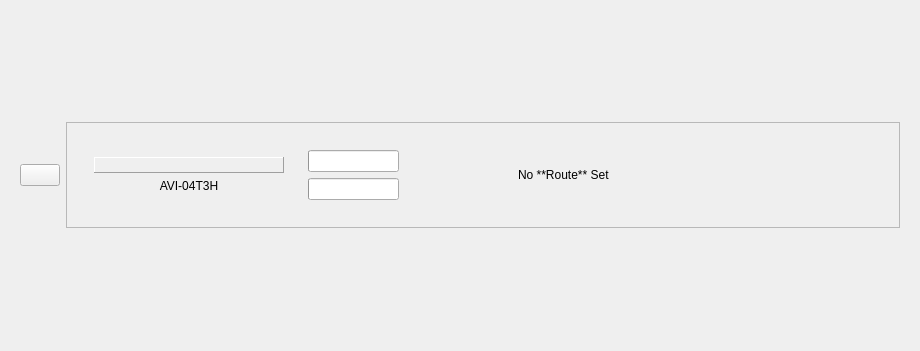
Old version of the form ui/ShipPanel.ui in the repository leothehero/Prun-Shipment-Manager.
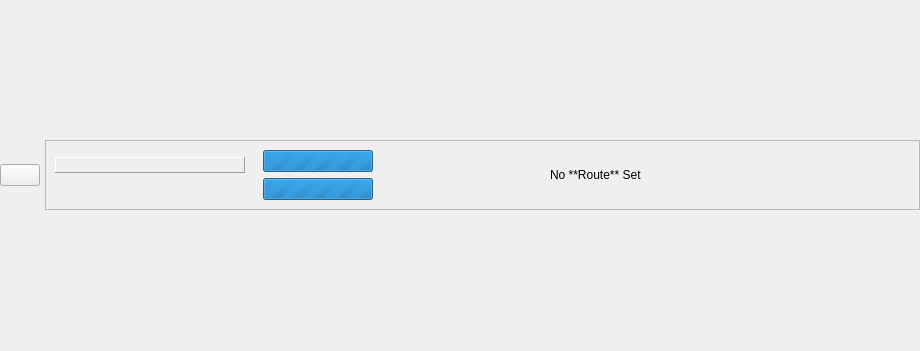
New version of the form. Icons and pictures are not drawn.

Commit message: Fleet Display Panel and loading successfully implemented

Patch:
```diff
--- a/ui/ShipPanel.ui
+++ b/ui/ShipPanel.ui
@@ -11,7 +11,7 @@
    </rect>
   </property>
   <property name="sizePolicy">
-   <sizepolicy hsizetype="Maximum" vsizetype="Maximum">
+   <sizepolicy hsizetype="Minimum" vsizetype="Maximum">
     <horstretch>0</horstretch>
     <verstretch>0</verstretch>
    </sizepolicy>
@@ -20,6 +20,21 @@
    <string>Form</string>
   </property>
   <layout class="QHBoxLayout" name="horizontalLayout">
+   <property name="spacing">
+    <number>0</number>
+   </property>
+   <property name="leftMargin">
+    <number>0</number>
+   </property>
+   <property name="topMargin">
+    <number>0</number>
+   </property>
+   <property name="rightMargin">
+    <number>0</number>
+   </property>
+   <property name="bottomMargin">
+    <number>0</number>
+   </property>
    <item>
     <widget class="QWidget" name="widget" native="true">
      <property name="sizePolicy">
@@ -35,6 +50,21 @@
       </size>
      </property>
      <layout class="QHBoxLayout" name="horizontalLayout_2">
+      <property name="spacing">
+       <number>5</number>
+      </property>
+      <property name="leftMargin">
+       <number>0</number>
+      </property>
+      <property name="topMargin">
+       <number>0</number>
+      </property>
+      <property name="rightMargin">
+       <number>0</number>
+      </property>
+      <property name="bottomMargin">
+       <number>0</number>
+      </property>
       <item>
        <widget class="QPushButton" name="deleteButton">
         <property name="enabled">
@@ -57,7 +87,7 @@
       <item>
        <widget class="QFrame" name="frame">
         <property name="sizePolicy">
-         <sizepolicy hsizetype="Preferred" vsizetype="Maximum">
+         <sizepolicy hsizetype="Minimum" vsizetype="Maximum">
           <horstretch>0</horstretch>
           <verstretch>0</verstretch>
          </sizepolicy>
@@ -75,10 +105,25 @@
          <enum>QFrame::Shadow::Raised</enum>
         </property>
         <layout class="QHBoxLayout" name="horizontalLayout_3">
+         <property name="spacing">
+          <number>0</number>
+         </property>
+         <property name="leftMargin">
+          <number>0</number>
+         </property>
+         <property name="topMargin">
+          <number>0</number>
+         </property>
+         <property name="rightMargin">
+          <number>0</number>
+         </property>
+         <property name="bottomMargin">
+          <number>0</number>
+         </property>
          <item>
           <widget class="QWidget" name="ShipWidget" native="true">
            <property name="sizePolicy">
-            <sizepolicy hsizetype="Preferred" vsizetype="Maximum">
+            <sizepolicy hsizetype="MinimumExpanding" vsizetype="Maximum">
              <horstretch>0</horstretch>
              <verstretch>0</verstretch>
             </sizepolicy>
@@ -89,7 +134,22 @@
              <height>16777215</height>
             </size>
            </property>
-           <layout class="QHBoxLayout" name="horizontalLayout_4">
+           <layout class="QHBoxLayout" name="horizontalLayout_5">
+            <property name="spacing">
+             <number>0</number>
+            </property>
+            <property name="leftMargin">
+             <number>0</number>
+            </property>
+            <property name="topMargin">
+             <number>0</number>
+            </property>
+            <property name="rightMargin">
+             <number>9</number>
+            </property>
+            <property name="bottomMargin">
+             <number>0</number>
+            </property>
             <item>
              <widget class="QWidget" name="nameWidget" native="true">
               <property name="sizePolicy">
@@ -98,7 +158,7 @@
                 <verstretch>0</verstretch>
                </sizepolicy>
               </property>
-              <layout class="QVBoxLayout" name="verticalLayout_2">
+              <layout class="QVBoxLayout" name="verticalLayout_6">
                <property name="sizeConstraint">
                 <enum>QLayout::SizeConstraint::SetDefaultConstraint</enum>
                </property>
@@ -131,6 +191,9 @@
                  <property name="text">
                   <string/>
                  </property>
+                 <property name="textFormat">
+                  <enum>Qt::TextFormat::MarkdownText</enum>
+                 </property>
                  <property name="alignment">
                   <set>Qt::AlignmentFlag::AlignCenter</set>
                  </property>
@@ -154,7 +217,10 @@
                   <string>Ship Transponder</string>
                  </property>
                  <property name="text">
-                  <string>AVI-04T3H</string>
+                  <string/>
+                 </property>
+                 <property name="textFormat">
+                  <enum>Qt::TextFormat::MarkdownText</enum>
                  </property>
                  <property name="alignment">
                   <set>Qt::AlignmentFlag::AlignCenter</set>
@@ -172,7 +238,7 @@
                 <verstretch>0</verstretch>
                </sizepolicy>
               </property>
-              <layout class="QVBoxLayout" name="verticalLayout_4">
+              <layout class="QVBoxLayout" name="verticalLayout_7">
                <property name="sizeConstraint">
                 <enum>QLayout::SizeConstraint::SetMaximumSize</enum>
                </property>
@@ -184,11 +250,17 @@
                    <verstretch>0</verstretch>
                   </sizepolicy>
                  </property>
+                 <property name="minimumSize">
+                  <size>
+                   <width>110</width>
+                   <height>0</height>
+                  </size>
+                 </property>
                  <property name="maximum">
-                  <number>50</number>
+                  <number>0</number>
                  </property>
                  <property name="value">
-                  <number>-1</number>
+                  <number>0</number>
                  </property>
                  <property name="textVisible">
                   <bool>true</bool>
@@ -206,11 +278,17 @@
                    <verstretch>0</verstretch>
                   </sizepolicy>
                  </property>
+                 <property name="minimumSize">
+                  <size>
+                   <width>110</width>
+                   <height>0</height>
+                  </size>
+                 </property>
                  <property name="maximum">
-                  <number>50</number>
+                  <number>0</number>
                  </property>
                  <property name="value">
-                  <number>-1</number>
+                  <number>0</number>
                  </property>
                  <property name="textVisible">
                   <bool>true</bool>
@@ -231,27 +309,30 @@
                 <verstretch>0</verstretch>
                </sizepolicy>
               </property>
-              <layout class="QVBoxLayout" name="verticalLayout_3">
+              <layout class="QVBoxLayout" name="verticalLayout_8">
                <property name="sizeConstraint">
                 <enum>QLayout::SizeConstraint::SetMaximumSize</enum>
                </property>
                <item>
                 <widget class="QLabel" name="destinationLabel">
                  <property name="sizePolicy">
-                  <sizepolicy hsizetype="Maximum" vsizetype="Maximum">
+                  <sizepolicy hsizetype="Minimum" vsizetype="Maximum">
                    <horstretch>0</horstretch>
                    <verstretch>0</verstretch>
                   </sizepolicy>
                  </property>
                  <property name="minimumSize">
                   <size>
-                   <width>80</width>
+                   <width>150</width>
                    <height>0</height>
                   </size>
                  </property>
                  <property name="text">
                   <string/>
                  </property>
+                 <property name="textFormat">
+                  <enum>Qt::TextFormat::MarkdownText</enum>
+                 </property>
                  <property name="alignment">
                   <set>Qt::AlignmentFlag::AlignCenter</set>
                  </property>
```
The commit also changes 4 other files.
